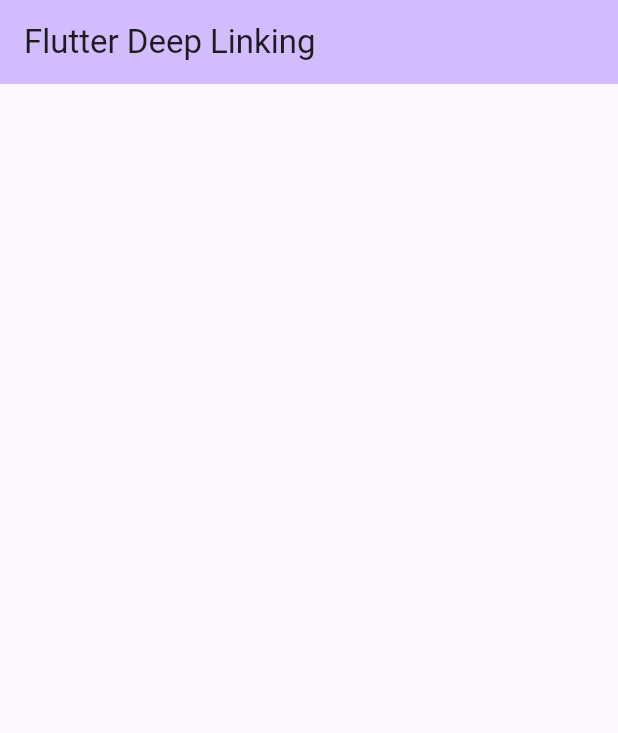
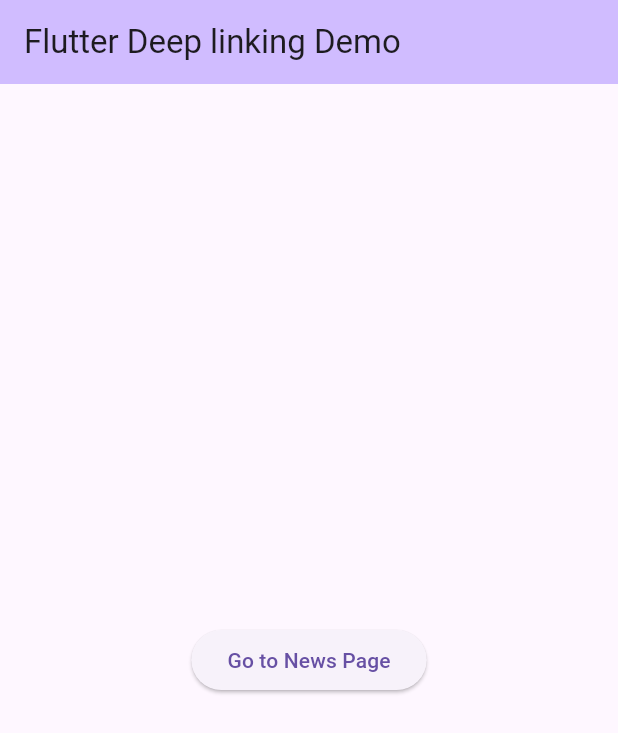
Before and after one commit to JeremyGashu/go_router_deeplinking, a Flutter app: the screen it shows after launch, on a phone screen of 412 x 824 dp. Shown: the top 733 px of the screen. Run offline on Flutter 3.47's test engine with Material 3 defaults, Android fonts, the light colour scheme and no system bars; our stand-ins replace go_router.

Commit message:
added route config

```diff
--- a/lib/main.dart
+++ b/lib/main.dart
@@ -1,4 +1,6 @@
 import 'package:flutter/material.dart';
+import 'package:go_router/go_router.dart';
+import 'package:go_router_deeplinking/router.dart';
 
 void main() {
   runApp(const MyApp());
@@ -7,31 +9,20 @@
 class MyApp extends StatelessWidget {
   const MyApp({super.key});
 
-  // This widget is the root of your application.
   @override
   Widget build(BuildContext context) {
-    return MaterialApp(
-      title: 'Deep Linking',
+    return MaterialApp.router(
+      title: 'Flutter Deeplink Demo',
       theme: ThemeData(
-        colorScheme: ColorScheme.fromSeed(seedColor: Colors.deepPurple),
-        useMaterial3: true,
+        primarySwatch: Colors.blue,
       ),
-      home: const MyHomePage(title: 'Flutter Deep Linking'),
+      routerConfig: router,
     );
   }
 }
 
 class MyHomePage extends StatefulWidget {
   const MyHomePage({super.key, required this.title});
-
-  // This widget is the home page of your application. It is stateful, meaning
-  // that it has a State object (defined below) that contains fields that affect
-  // how it looks.
-
-  // This class is the configuration for the state. It holds the values (in this
-  // case the title) provided by the parent (in this case the App widget) and
-  // used by the build method of the State. Fields in a Widget subclass are
-  // always marked "final".
 
   final String title;
 
@@ -47,10 +38,22 @@
         backgroundColor: Theme.of(context).colorScheme.inversePrimary,
         title: Text(widget.title),
       ),
-      body: const Center(
+      body: Center(
         child: Column(
           mainAxisAlignment: MainAxisAlignment.center,
-          children: <Widget>[],
+          children: <Widget>[
+            Center(
+              child: ElevatedButton(
+                onPressed: () {
+                  context.pushNamed("news", pathParameters: {
+                    "id": "jeremygashu",
+                    "path": "flutter-deeplink-example"
+                  });
+                },
+                child: const Text("Go to News Page"),
+              ),
+            )
+          ],
         ),
       ),
     );
--- /dev/null
+++ b/lib/router.dart
@@ -0,0 +1,21 @@
+// lib/router.dart
+
+import 'package:go_router/go_router.dart';
+import 'package:go_router_deeplinking/main.dart';
+import 'package:go_router_deeplinking/news.dart';
+
+final GoRouter router = GoRouter(routes: [
+  GoRoute(
+    path: "/",
+    builder: (context, state) =>
+        const MyHomePage(title: "Flutter Deep linking Demo"),
+  ),
+  GoRoute(
+    path: "/news/:id/:path",
+    name: "news",
+    builder: (context, state) => NewsPage(
+      userId: state.pathParameters["id"].toString(),
+      path: state.pathParameters["path"].toString(),
+    ),
+  )
+]);
--- a/pubspec.yaml
+++ b/pubspec.yaml
@@ -35,6 +35,7 @@
   # The following adds the Cupertino Icons font to your application.
   # Use with the CupertinoIcons class for iOS style icons.
   cupertino_icons: ^1.0.2
+  go_router: ^13.0.0
 
 dev_dependencies:
   flutter_test:
```
Also changed, not shown: lib/news.dart (added, +33 -0 lines), pubspec.lock.
